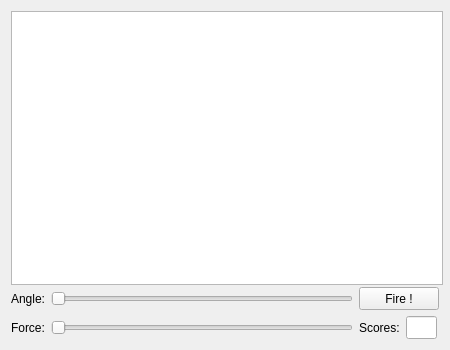
This is Howitzer/gungui.ui in gkirgizov/Qt as Qt 5 draws it before an edit. The edited form follows.
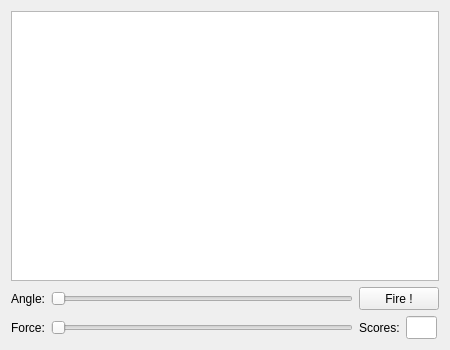
This is the edited form.

What changed in the file:
```diff
--- a/Howitzer/gungui.ui
+++ b/Howitzer/gungui.ui
@@ -34,12 +34,6 @@
        <verstretch>0</verstretch>
       </sizepolicy>
      </property>
-     <property name="minimumSize">
-      <size>
-       <width>432</width>
-       <height>274</height>
-      </size>
-     </property>
     </widget>
    </item>
    <item row="1" column="0">
```
Left out of the diff: 2 changed lines with no effect on the pictures.
